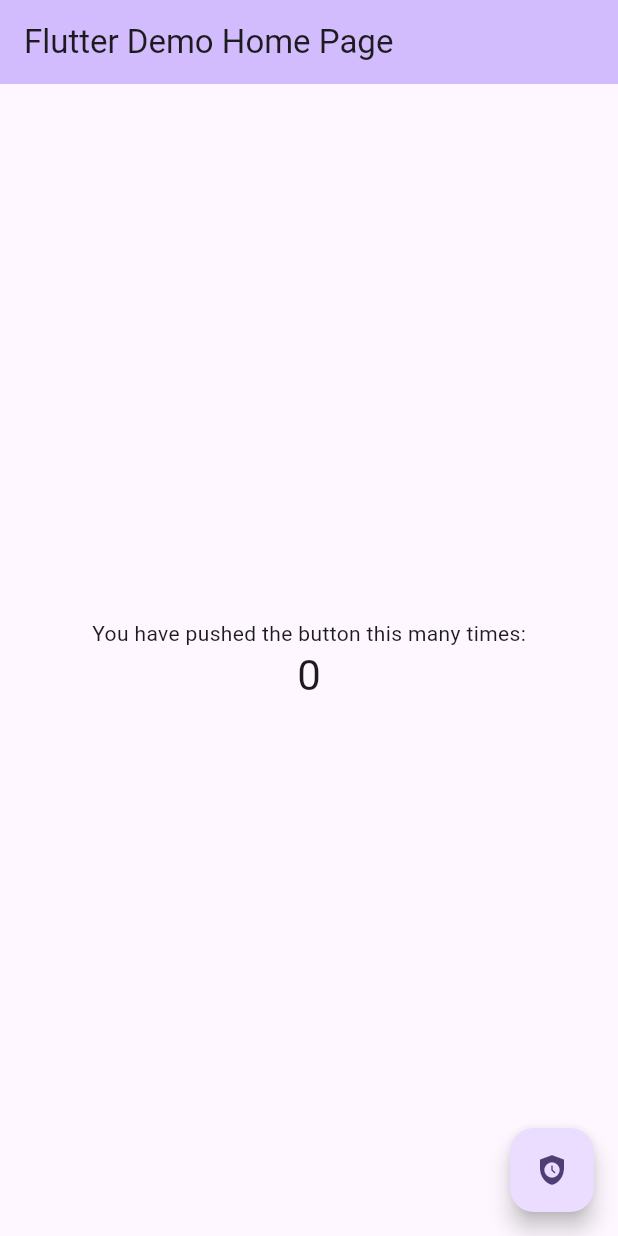
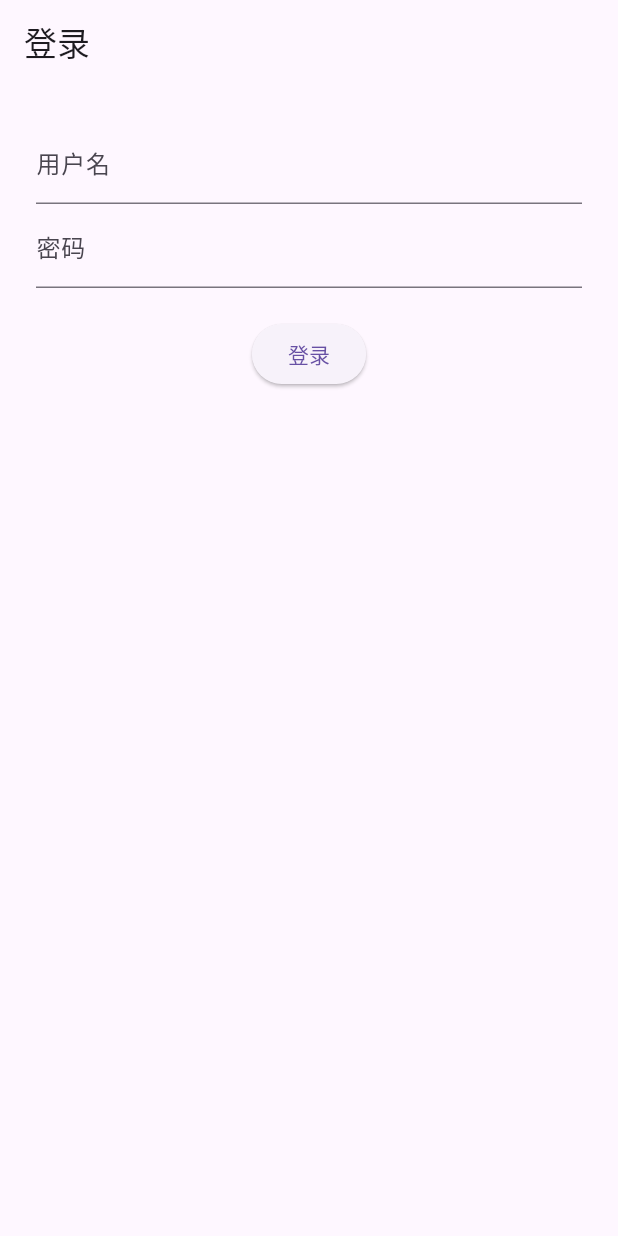
Before and after one commit to bblike/FlutterApplicationSample, a Flutter app: the screen it shows after launch, on a phone screen of 412 x 824 dp. Run offline on Flutter 3.47's test engine with Material 3 defaults, Android fonts, the phone set to English and light mode, and no system bars.

Commit message:
Add Login Page

```diff
--- /dev/null
+++ b/lib/login_page.dart
@@ -0,0 +1,76 @@
+import 'package:flutter/material.dart';
+import 'home_page.dart'; // 你的 HomePage 文件
+import 'user.dart'; // 如果你把 User 单独放在 user.dart 的话
+
+class LoginPage extends StatefulWidget {
+  const LoginPage({super.key});
+
+  @override
+  State<LoginPage> createState() => _LoginPageState();
+}
+
+class _LoginPageState extends State<LoginPage> {
+  final _usernameController = TextEditingController();
+  final _passwordController = TextEditingController();
+
+  String _errorText = '';
+
+  // 模拟登录逻辑
+  bool validateUser(String username, String password) {
+    // 你可以替换成实际验证逻辑
+    return username == 'admin' && password == '123456';
+  }
+
+  void _handleLogin() {
+    String username = _usernameController.text;
+    String password = _passwordController.text;
+
+    if (validateUser(username, password)) {
+      User user = User(1, username, password);
+
+      // 登录成功，跳转到 HomePage
+      Navigator.pushReplacement(
+        context,
+        MaterialPageRoute(
+          builder: (context) => HomePage(user: user),
+        ),
+      );
+    } else {
+      setState(() {
+        _errorText = '用户名或密码错误';
+      });
+  }}
+
+  @override
+  Widget build(BuildContext context) {
+    return Scaffold(
+      appBar: AppBar(title: const Text('登录')),
+      body: Padding(
+        padding: const EdgeInsets.all(24.0),
+        child: Column(
+          children: [
+            TextField(
+              controller: _usernameController,
+              decoration: const InputDecoration(labelText: '用户名'),
+            ),
+            TextField(
+              controller: _passwordController,
+              decoration: const InputDecoration(labelText: '密码'),
+              obscureText: true,
+            ),
+            const SizedBox(height: 20),
+            ElevatedButton(
+              onPressed: _handleLogin,
+              child: const Text('登录'),
+            ),
+            const SizedBox(height: 10),
+            Text(
+              _errorText,
+              style: const TextStyle(color: Colors.red),
+            ),
+          ],
+        ),
+      ),
+    );
+  }
+}
--- a/lib/main.dart
+++ b/lib/main.dart
@@ -1,4 +1,5 @@
 import 'package:flutter/material.dart';
+import 'login_page.dart';
 
 void main() {
   runApp(const MyApp());
@@ -6,119 +7,13 @@ void main() {
 
 class MyApp extends StatelessWidget {
   const MyApp({super.key});
-
-  // This widget is the root of your application.
   @override
   Widget build(BuildContext context) {
     return MaterialApp(
-      title: 'Flutter Demo',
-      theme: ThemeData(
-        // This is the theme of your application.
-        //
-        // TRY THIS: Try running your application with "flutter run". You'll see
-        // the application has a purple toolbar. Then, without quitting the app,
-        // try changing the seedColor in the colorScheme below to Colors.green
-        // and then invoke "hot reload" (save your changes or press the "hot
-        // reload" button in a Flutter-supported IDE, or press "r" if you used
-        // the command line to start the app).
-        //
-        // Notice that the counter didn't reset back to zero; the application
-        // state is not lost during the reload. To reset the state, use hot
-        // restart instead.
-        //
-        // This works for code too, not just values: Most code changes can be
-        // tested with just a hot reload.
-        colorScheme: ColorScheme.fromSeed(seedColor: Colors.deepPurple),
-      ),
-      home: const MyHomePage(title: 'Flutter Demo Home Page'),
+      title: 'Login Demo',
+      theme: ThemeData(primarySwatch: Colors.blue),
+      home: const LoginPage(),
       debugShowCheckedModeBanner: false,
     );
   }
 }
-
-class MyHomePage extends StatefulWidget {
-  const MyHomePage({super.key, required this.title});
-
-  // This widget is the home page of your application. It is stateful, meaning
-  // that it has a State object (defined below) that contains fields that affect
-  // how it looks.
-
-  // This class is the configuration for the state. It holds the values (in this
-  // case the title) provided by the parent (in this case the App widget) and
-  // used by the build method of the State. Fields in a Widget subclass are
-  // always marked "final".
-
-  final String title;
-
-  @override
-  State<MyHomePage> createState() => _MyHomePageState();
-}
-
-class _MyHomePageState extends State<MyHomePage> {
-  int _counter = 0;
-
-  void _incrementCounter() {
-    setState(() {
-      // This call to setState tells the Flutter framework that something has
-      // changed in this State, which causes it to rerun the build method below
-      // so that the display can reflect the updated values. If we changed
-      // _counter without calling setState(), then the build method would not be
-      // called again, and so nothing would appear to happen.
-      _counter++;
-      //_counter=_counter*_counter;
-    });
-  }
-
-  @override
-  Widget build(BuildContext context) {
-    // This method is rerun every time setState is called, for instance as done
-    // by the _incrementCounter method above.
-    //
-    // The Flutter framework has been optimized to make rerunning build methods
-    // fast, so that you can just rebuild anything that needs updating rather
-    // than having to individually change instances of widgets.
-    return Scaffold(
-      appBar: AppBar(
-        // TRY THIS: Try changing the color here to a specific color (to
-        // Colors.amber, perhaps?) and trigger a hot reload to see the AppBar
-        // change color while the other colors stay the same.
-        backgroundColor: Theme.of(context).colorScheme.inversePrimary,
-        // Here we take the value from the MyHomePage object that was created by
-        // the App.build method, and use it to set our appbar title.
-        title: Text(widget.title),
-      ),
-      body: Center(
-        // Center is a layout widget. It takes a single child and positions it
-        // in the middle of the parent.
-        child: Column(
-          // Column is also a layout widget. It takes a list of children and
-          // arranges them vertically. By default, it sizes itself to fit its
-          // children horizontally, and tries to be as tall as its parent.
-          //
-          // Column has various properties to control how it sizes itself and
-          // how it positions its children. Here we use mainAxisAlignment to
-          // center the children vertically; the main axis here is the vertical
-          // axis because Columns are vertical (the cross axis would be
-          // horizontal).
-          //
-          // TRY THIS: Invoke "debug painting" (choose the "Toggle Debug Paint"
-          // action in the IDE, or press "p" in the console), to see the
-          // wireframe for each widget.
-          mainAxisAlignment: MainAxisAlignment.center,
-          children: <Widget>[
-            const Text('You have pushed the button this many times:'),
-            Text(
-              '$_counter',
-              style: Theme.of(context).textTheme.headlineMedium,
-            ),
-          ],
-        ),
-      ),
-      floatingActionButton: FloatingActionButton(
-        onPressed: _incrementCounter,
-        tooltip: 'Increment',
-        child: const Icon(Icons.safety_check),
-      ), // This trailing comma makes auto-formatting nicer for build methods.
-    );
-  }
-}
--- /dev/null
+++ b/lib/user.dart
@@ -0,0 +1,7 @@
+class User {
+  int authorityLevel;
+  String username;
+  String userpwd;
+
+  User(this.authorityLevel, this.username, this.userpwd);
+}
```
Also changed, not shown: lib/home_page.dart (added, +34 -0 lines).
